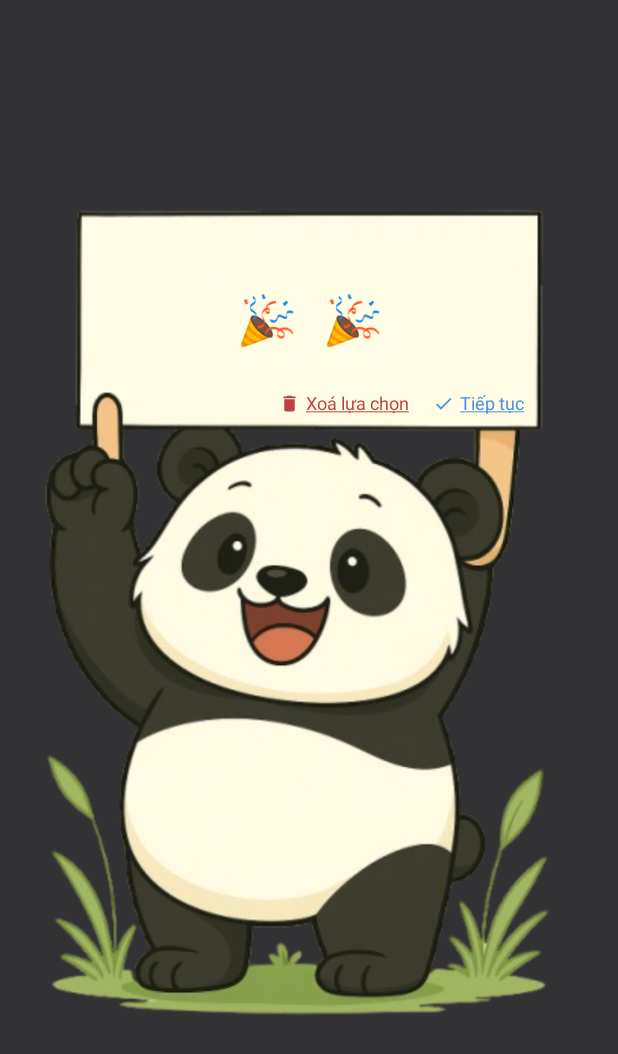
After one commit to hoangtvspk/jetpack-cp-life-tool, an Android app built with Jetpack Compose: the composable WheelResult called with empty values, on a phone screen of 412 x 824 dp. The commit adds this screen. Shown: the top 1054 px of the screen. Run offline under Robolectric (Android 15) with nearby library versions, the phone set to English and light mode, and no system bars.

Commit message:
fix text scale issue

```diff
--- a/app/src/main/java/bui/dev/bujispinwheel/ui/wheelspin/components/WheelCanvas.kt
+++ b/app/src/main/java/bui/dev/bujispinwheel/ui/wheelspin/components/WheelCanvas.kt
@@ -130,7 +130,7 @@ fun WheelCanvas(
                     canvas.save()
                     canvas.translate(x, y)
                     canvas.rotate(middleAngle.toFloat())
-                    canvas.nativeCanvas.drawText(c.toString(), 0f, 0f, paint)
+                    canvas.nativeCanvas.drawText(c.toString(), 0f, charHeight / 2f, paint)
                     canvas.restore()
                 }
             }
--- /dev/null
+++ b/app/src/main/java/bui/dev/bujispinwheel/ui/wheelspin/components/WheelResult.kt
@@ -0,0 +1,188 @@
+package bui.dev.bujispinwheel.ui.wheelspin.components
+
+import android.annotation.SuppressLint
+import androidx.compose.foundation.Image
+import androidx.compose.foundation.background
+import androidx.compose.foundation.clickable
+import androidx.compose.foundation.layout.Arrangement
+import androidx.compose.foundation.layout.Box
+import androidx.compose.foundation.layout.BoxWithConstraints
+import androidx.compose.foundation.layout.Column
+import androidx.compose.foundation.layout.Row
+import androidx.compose.foundation.layout.Spacer
+import androidx.compose.foundation.layout.aspectRatio
+import androidx.compose.foundation.layout.fillMaxHeight
+import androidx.compose.foundation.layout.fillMaxSize
+import androidx.compose.foundation.layout.fillMaxWidth
+import androidx.compose.foundation.layout.padding
+import androidx.compose.foundation.layout.size
+import androidx.compose.foundation.layout.width
+import androidx.compose.material.icons.Icons
+import androidx.compose.material.icons.filled.Delete
+import androidx.compose.material.icons.filled.Done
+import androidx.compose.material3.Icon
+import androidx.compose.material3.Text
+import androidx.compose.runtime.Composable
+import androidx.compose.runtime.getValue
+import androidx.compose.ui.Modifier
+import androidx.compose.ui.graphics.Color
+import androidx.compose.ui.res.painterResource
+import androidx.compose.ui.text.font.FontWeight
+import androidx.compose.ui.text.style.TextAlign
+import androidx.compose.ui.unit.dp
+import androidx.compose.ui.unit.TextUnit
+import androidx.compose.ui.unit.sp
+import bui.dev.bujispinwheel.R
+import androidx.compose.ui.text.TextStyle
+import androidx.compose.ui.text.style.TextOverflow
+import androidx.compose.runtime.mutableStateOf
+import androidx.compose.runtime.remember
+import androidx.compose.runtime.setValue
+import androidx.compose.ui.Alignment
+import androidx.compose.ui.text.style.TextDecoration
+
+@Composable
+fun WheelResult(onBack: () -> Unit, onRemoveResult: () -> Unit ,modifier: Modifier, result: String){
+    var boxWidth by remember { mutableStateOf(0) }
+
+    Box(
+        modifier = Modifier
+            .fillMaxSize()
+            .background(Color.Black.copy(alpha = 0.8f)) // Nền mờ
+            .clickable(onClick = onBack)
+    ) {
+
+
+        Image(
+            painter = painterResource(id = R.drawable.wheel_panda_result_2),
+            contentDescription = "Background",
+            modifier = Modifier.fillMaxSize(),
+        )
+        Column(
+            modifier = modifier.fillMaxSize().background(Color.Transparent),
+            horizontalAlignment = Alignment.CenterHorizontally,
+            verticalArrangement = Arrangement.Center
+        ){
+
+            Box(modifier = Modifier
+                .fillMaxWidth()
+                .align(Alignment.CenterHorizontally)
+                .aspectRatio(408 / 612f)){
+                Column (
+                    modifier = modifier.fillMaxSize().background(Color.Transparent),
+                    horizontalAlignment = Alignment.CenterHorizontally,
+                    verticalArrangement = Arrangement.Top
+                ) {
+                    Box(modifier = Modifier.fillMaxHeight(fraction = 40/612f));
+                    Box(modifier = Modifier
+                        .fillMaxWidth(fraction = 300/408f)
+                        .aspectRatio(300/139f)
+                        .align(Alignment.CenterHorizontally)
+                        ){
+                        Column (
+                            modifier = modifier.fillMaxSize().background(Color.Transparent),
+                            horizontalAlignment = Alignment.CenterHorizontally,
+                            verticalArrangement = Arrangement.Center
+                        ) {
+                            AutoResizeText(
+                                text = "🎉 $result 🎉",
+                                maxFontSize = 32.sp,
+                                minFontSize = 12.sp,
+                                fontWeight = FontWeight.Bold,
+                                color = Color(0xFF5D4037),
+                                modifier = Modifier.align(Alignment.CenterHorizontally)
+                            )
+                        }
+                        Column (
+                            modifier = modifier.fillMaxSize().background(Color.Transparent),
+                            horizontalAlignment = Alignment.End,
+                            verticalArrangement = Arrangement.Bottom
+                        ) {
+                            Row (
+                                verticalAlignment = Alignment.CenterVertically,
+                                horizontalArrangement = Arrangement.End,
+                                modifier = Modifier.padding(bottom = 8.dp, end = 8.dp)
+                            ) {
+                                Icon(
+                                    imageVector = Icons.Filled.Delete,
+                                    contentDescription = "Back",
+                                    tint = Color(0xFFBA4242),
+                                    modifier = Modifier.size(14.dp)
+
+                                )
+                                Spacer(modifier = Modifier.width(4.dp))
+                                Text(
+                                    text = "Xoá lựa chọn",
+                                    fontSize = 12.sp,
+                                    color = Color(0xFFBA4242),
+                                    style = TextStyle(textDecoration = TextDecoration.Underline),
+                                    modifier = Modifier.align(Alignment.CenterVertically).clickable{
+                                        onRemoveResult()
+                                    }
+
+                                )
+                                Spacer(modifier = Modifier.width(16.dp))
+                                Icon(
+                                    imageVector = Icons.Filled.Done,
+                                    contentDescription = "Back",
+                                    tint = Color(0xFF4A90E2),
+                                    modifier = Modifier.size(14.dp)
+
+                                )
+                                Spacer(modifier = Modifier.width(4.dp))
+                                Text(
+                                    text = "Tiếp tục",
+                                    color = Color(0xFF4A90E2),
+                                    fontSize = 12.sp,
+                                    style = TextStyle(textDecoration = TextDecoration.Underline),
+                                    modifier = Modifier.align(Alignment.CenterVertically).clickable{
+                                        onBack()
+                                    }
+                                )
+                            }
+                        }
+                    }
+
+                }
+            }
+        }
+    }
+}
+
+@SuppressLint("UnusedBoxWithConstraintsScope")
+@Composable
+fun AutoResizeText(
+    text: String,
+    modifier: Modifier = Modifier,
+    maxFontSize: TextUnit = 32.sp,
+    minFontSize: TextUnit = 12.sp,
+    fontWeight: FontWeight = FontWeight.Normal,
+    color: Color = Color.Black,
+    textAlign: TextAlign = TextAlign.Center
+) {
+    var currentFontSize by remember { mutableStateOf(maxFontSize) }
+    var readyToDraw by remember { mutableStateOf(false) }
+
+    BoxWithConstraints(modifier = modifier) {
+        Text(
+            text = text,
+            fontSize = currentFontSize,
+            fontWeight = fontWeight,
+            color = color,
+            textAlign = textAlign,
+            maxLines = 1,
+            softWrap = false,
+            overflow = TextOverflow.Clip,
+            onTextLayout = { result ->
+                if (!readyToDraw) {
+                    if (result.didOverflowWidth && currentFontSize > minFontSize) {
+                        currentFontSize = (currentFontSize.value - 1).sp
+                    } else {
+                        readyToDraw = true
+                    }
+                }
+            },
+            modifier = Modifier.fillMaxWidth()
+        )
+    }
+}
```
Also changed, not shown: app/src/main/java/bui/dev/bujispinwheel/navigation/Navigation.kt (+3 -12 lines), app/src/main/java/bui/dev/bujispinwheel/ui/wheelspin/screens/EditWheelListScreen.kt (deleted, +0 -94 lines), app/src/main/java/bui/dev/bujispinwheel/ui/wheelspin/screens/SpinWheel.kt (renamed from app/src/main/java/bui/dev/bujispinwheel/ui/wheelspin/components/SpinWheel.kt, +59 -215 lines), app/src/main/res/drawable/wheel_panda_result_2.png (added).
